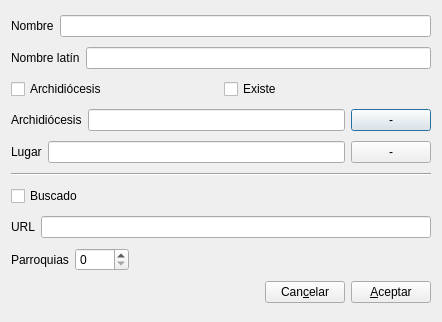
rogorido/qtpredicadores, file gui/dlgnuevadiocesis.ui: the form before one commit.
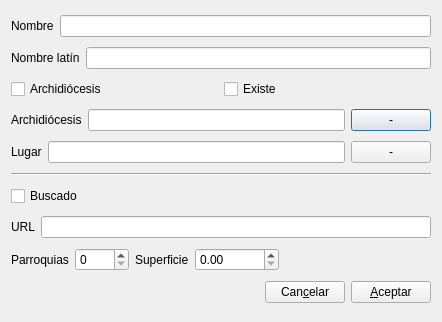
The form after the commit. Custom widgets are drawn as their Qt base class.

Commit message: Corrigiendo errores de pointers, etc.

The edit to the form file:
```diff
--- a/gui/dlgnuevadiocesis.ui
+++ b/gui/dlgnuevadiocesis.ui
@@ -149,6 +149,20 @@
        </property>
       </widget>
      </item>
+     <item>
+      <widget class="QLabel" name="label_7">
+       <property name="text">
+        <string>Superficie</string>
+       </property>
+      </widget>
+     </item>
+     <item>
+      <widget class="QDoubleSpinBox" name="spSuperficie">
+       <property name="maximum">
+        <double>500000000.000000000000000</double>
+       </property>
+      </widget>
+     </item>
      <item>
       <spacer name="horizontalSpacer_2">
        <property name="orientation">
```
The commit also changes 2 other files.
